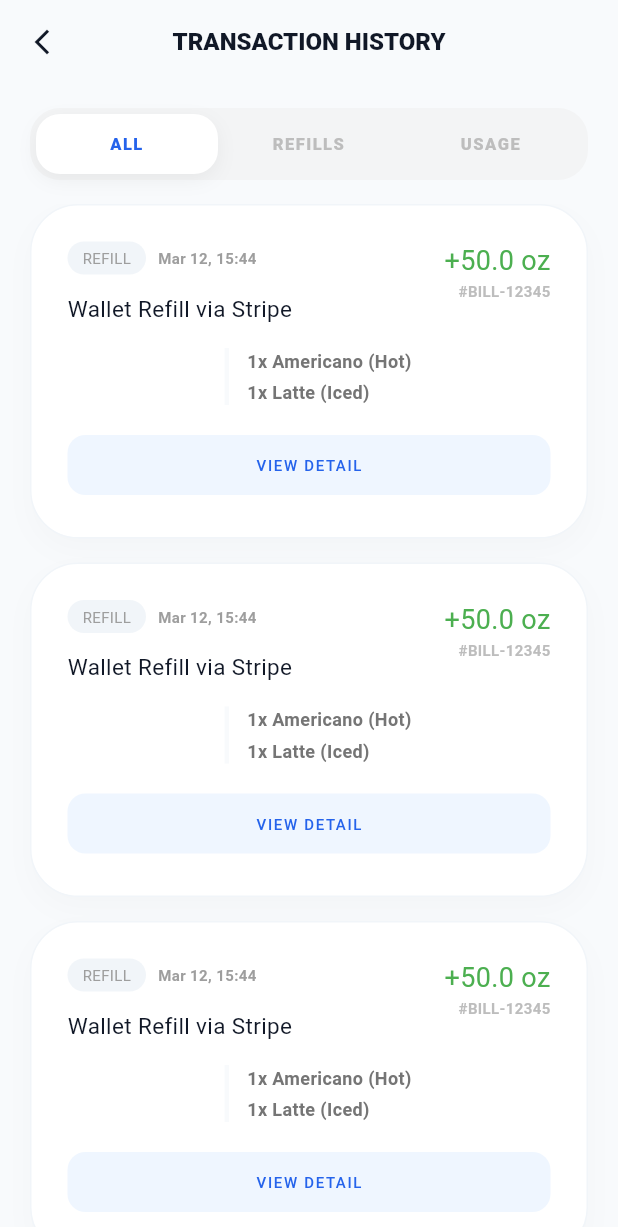
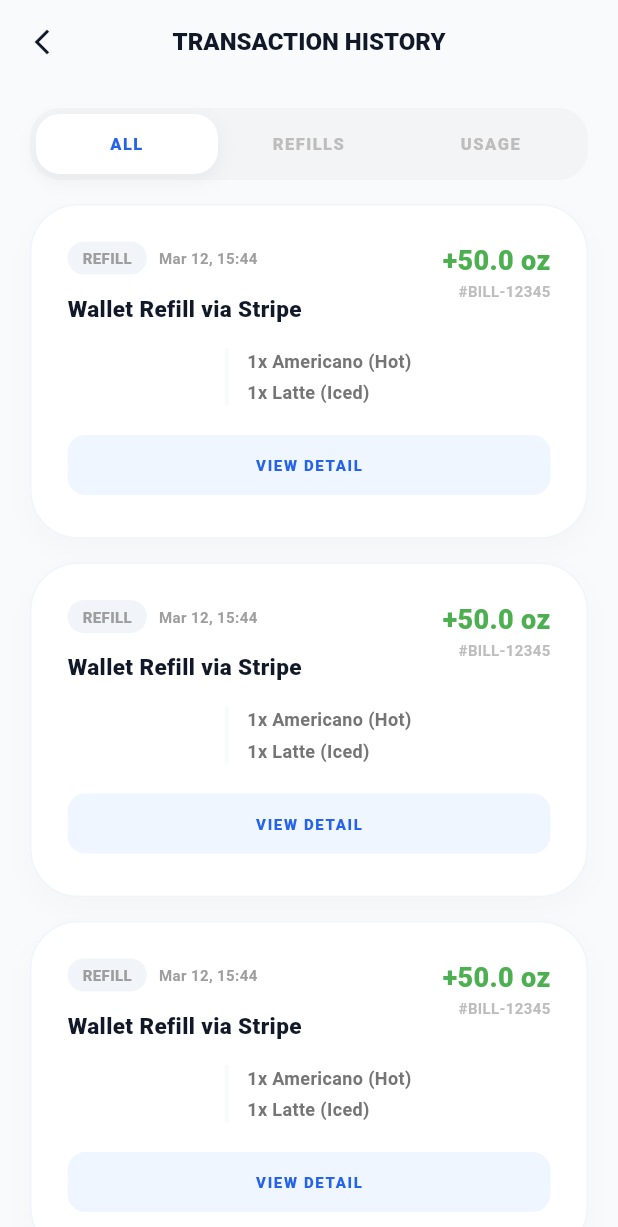
Before and after one commit to banana1638/Coffee-Plus-App, a Flutter app: the TransactionHistoryScreen screen opened directly, on a phone screen of 412 x 824 dp. Shown: the top 1227 px of the screen. Run offline on Flutter 3.47's test engine with Material 3 defaults, Android fonts, the phone set to English and light mode, and no system bars; our stand-ins replace cached_network_image, dio, flutter_secure_storage; accounts and stored records are empty; network calls fail.

Commit message:
update: fix bug

```diff
--- a/lib/models/transaction_model.dart
+++ b/lib/models/transaction_model.dart
@@ -5,6 +5,7 @@ class Transaction {
   final String ozDelta;
   final String description;
   final String time;
+  final Map<String, dynamic> rawJson;
 
   Transaction({
     required this.id,
@@ -13,6 +14,7 @@ class Transaction {
     required this.ozDelta,
     required this.description,
     required this.time,
+    required this.rawJson,
   });
 
   factory Transaction.fromJson(Map<String, dynamic> json) {
@@ -23,6 +25,7 @@ class Transaction {
       ozDelta: json['oz_delta'] ?? '0',
       description: json['description'] ?? '',
       time: json['time'] ?? '',
+      rawJson: json,
     );
   }
 }
--- a/lib/screens/user/transaction_history_screen.dart
+++ b/lib/screens/user/transaction_history_screen.dart
@@ -1,12 +1,11 @@
 import 'package:flutter/material.dart';
-import '../../core/app_colors.dart';
-import 'order_detail_screen.dart';
 
 class TransactionHistoryScreen extends StatefulWidget {
   const TransactionHistoryScreen({super.key});
 
   @override
-  State<TransactionHistoryScreen> createState() => _TransactionHistoryScreenState();
+  State<TransactionHistoryScreen> createState() =>
+      _TransactionHistoryScreenState();
 }
 
 class _TransactionHistoryScreenState extends State<TransactionHistoryScreen> {
@@ -21,7 +20,10 @@ class _TransactionHistoryScreenState extends State<TransactionHistoryScreen> {
           icon: const Icon(Icons.arrow_back_ios_new, size: 20),
           onPressed: () => Navigator.pop(context),
         ),
-        title: const Text('TRANSACTION HISTORY', style: TextStyle(fontWeight: FontWeight.w900, fontSize: 16)),
+        title: const Text(
+          'TRANSACTION HISTORY',
+          style: TextStyle(fontWeight: FontWeight.w900, fontSize: 16),
+        ),
         elevation: 0,
         backgroundColor: Colors.transparent,
         foregroundColor: Colors.grey[800],
@@ -32,7 +34,7 @@ class _TransactionHistoryScreenState extends State<TransactionHistoryScreen> {
             margin: const EdgeInsets.symmetric(horizontal: 20, vertical: 16),
             padding: const EdgeInsets.all(4),
             decoration: BoxDecoration(
-              color: Colors.grey[200]!.withOpacity(0.5),
+              color: Colors.grey[200]!.withValues(alpha: 0.5),
               borderRadius: BorderRadius.circular(20),
             ),
             child: Row(
@@ -70,7 +72,13 @@ class _TransactionHistoryScreenState extends State<TransactionHistoryScreen> {
             color: isActive ? Colors.white : Colors.transparent,
             borderRadius: BorderRadius.circular(16),
             boxShadow: isActive
-                ? [BoxShadow(color: Colors.black.withOpacity(0.05), blurRadius: 10, offset: const Offset(0, 4))]
+                ? [
+                    BoxShadow(
+                      color: Colors.black.withValues(alpha: 0.05),
+                      blurRadius: 10,
+                      offset: const Offset(0, 4),
+                    ),
+                  ]
                 : [],
           ),
           child: Text(
@@ -97,7 +105,11 @@ class _TransactionHistoryScreenState extends State<TransactionHistoryScreen> {
         borderRadius: BorderRadius.circular(32),
         border: Border.all(color: const Color(0xFFF1F5F9)),
         boxShadow: [
-          BoxShadow(color: Colors.black.withOpacity(0.02), blurRadius: 15, offset: const Offset(0, 8))
+          BoxShadow(
+            color: Colors.black.withValues(alpha: 0.02),
+            blurRadius: 15,
+            offset: const Offset(0, 8),
+          ),
         ],
       ),
       child: Column(
@@ -113,21 +125,42 @@ class _TransactionHistoryScreenState extends State<TransactionHistoryScreen> {
                     Row(
                       children: [
                         Container(
-                          padding: const EdgeInsets.symmetric(horizontal: 10, vertical: 4),
+                          padding: const EdgeInsets.symmetric(
+                            horizontal: 10,
+                            vertical: 4,
+                          ),
                           decoration: BoxDecoration(
                             color: const Color(0xFFF1F5F9),
                             borderRadius: BorderRadius.circular(20),
                           ),
-                          child: const Text("REFILL", style: TextStyle(fontSize: 10, fontWeight: FontWeight.black, color: Colors.grey)),
+                          child: const Text(
+                            "REFILL",
+                            style: TextStyle(
+                              fontSize: 10,
+                              fontWeight: FontWeight.w900,
+                              color: Colors.grey,
+                            ),
+                          ),
                         ),
                         const SizedBox(width: 8),
-                        const Text("Mar 12, 15:44", style: TextStyle(fontSize: 10, color: Colors.grey, fontWeight: FontWeight.bold)),
+                        const Text(
+                          "Mar 12, 15:44",
+                          style: TextStyle(
+                            fontSize: 10,
+                            color: Colors.grey,
+                            fontWeight: FontWeight.bold,
+                          ),
+                        ),
                       ],
                     ),
                     const SizedBox(height: 12),
                     const Text(
                       "Wallet Refill via Stripe",
-                      style: TextStyle(fontSize: 15, fontWeight: FontWeight.black, color: Color(0xFF111827)),
+                      style: TextStyle(
+                        fontSize: 15,
+                        fontWeight: FontWeight.w900,
+                        color: Color(0xFF111827),
+                      ),
                     ),
                   ],
                 ),
@@ -137,11 +170,22 @@ class _TransactionHistoryScreenState extends State<TransactionHistoryScreen> {
                 children: [
                   const Text(
                     "+50.0 oz",
-                    style: TextStyle(fontSize: 18, fontWeight: FontWeight.black, color: Colors.green),
+                    style: TextStyle(
+                      fontSize: 18,
+                      fontWeight: FontWeight.w900,
+                      color: Colors.green,
+                    ),
                   ),
-                  Text("#BILL-12345", style: TextStyle(fontSize: 10, color: Colors.grey[400], fontWeight: FontWeight.bold)),
+                  Text(
+                    "#BILL-12345",
+                    style: TextStyle(
+                      fontSize: 10,
+                      color: Colors.grey[400],
+                      fontWeight: FontWeight.bold,
+                    ),
+                  ),
                 ],
-              )
+              ),
             ],
           ),
 
@@ -154,17 +198,26 @@ class _TransactionHistoryScreenState extends State<TransactionHistoryScreen> {
           SizedBox(
             width: double.infinity,
             child: OutlinedButton(
-              onPressed: () {
-              },
+              onPressed: () {},
               style: OutlinedButton.styleFrom(
                 backgroundColor: const Color(0xFFEFF6FF),
                 side: BorderSide.none,
-                shape: RoundedRectangleBorder(borderRadius: BorderRadius.circular(12)),
+                shape: RoundedRectangleBorder(
+                  borderRadius: BorderRadius.circular(12),
+                ),
                 padding: const EdgeInsets.symmetric(vertical: 12),
               ),
-              child: const Text("VIEW DETAIL", style: TextStyle(fontSize: 10, fontWeight: FontWeight.black, color: Color(0xFF2563EB), letterSpacing: 1.1)),
+              child: const Text(
+                "VIEW DETAIL",
+                style: TextStyle(
+                  fontSize: 10,
+                  fontWeight: FontWeight.w900,
+                  color: Color(0xFF2563EB),
+                  letterSpacing: 1.1,
+                ),
+              ),
             ),
-          )
+          ),
         ],
       ),
     );
@@ -184,9 +237,23 @@ class BorderedLeftContent extends StatelessWidget {
       child: Column(
         crossAxisAlignment: CrossAxisAlignment.start,
         children: [
-          Text("1x Americano (Hot)", style: TextStyle(fontSize: 12, color: Colors.grey[600], fontWeight: FontWeight.bold)),
+          Text(
+            "1x Americano (Hot)",
+            style: TextStyle(
+              fontSize: 12,
+              color: Colors.grey[600],
+              fontWeight: FontWeight.bold,
+            ),
+          ),
           const SizedBox(height: 4),
-          Text("1x Latte (Iced)", style: TextStyle(fontSize: 12, color: Colors.grey[600], fontWeight: FontWeight.bold)),
+          Text(
+            "1x Latte (Iced)",
+            style: TextStyle(
+              fontSize: 12,
+              color: Colors.grey[600],
+              fontWeight: FontWeight.bold,
+            ),
+          ),
         ],
       ),
     );
```
Also changed, not shown: lib/screens/user/order_detail_screen.dart (+235 -63 lines), lib/screens/user/tangki_screen.dart (+30 -11 lines).
